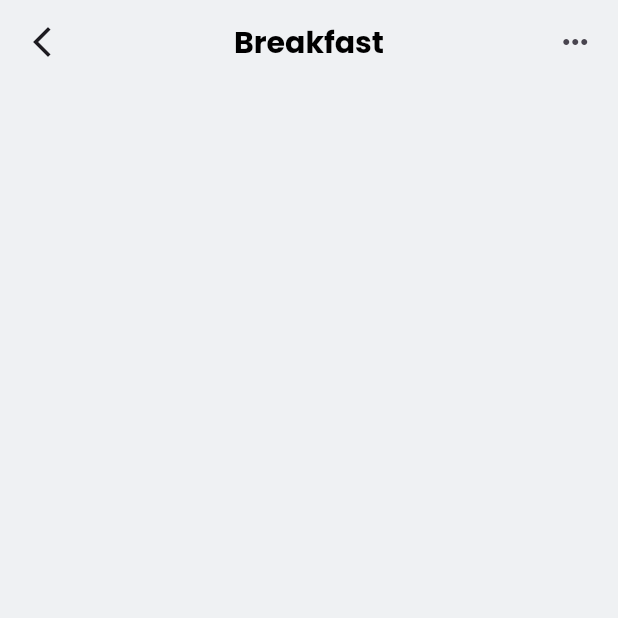
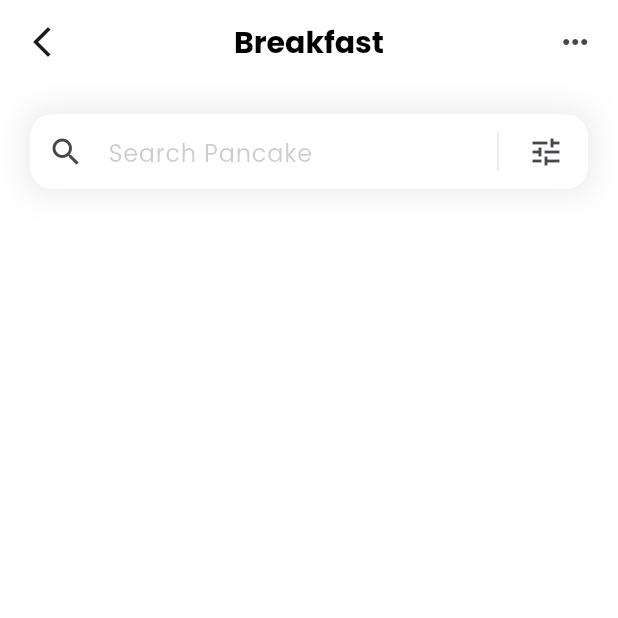
Before and after one commit to dudeel/CalorieCounter, a Flutter app: the screen it shows after launch, on a phone screen of 412 x 824 dp, the top half of it. Run offline on Flutter 3.47's test engine with Material 2 defaults, Android fonts, the phone set to English and light mode, and no system bars.

Commit message:
HomeScreen, add serach line

```diff
--- a/lib/core/ui/theme/theme.dart
+++ b/lib/core/ui/theme/theme.dart
@@ -4,9 +4,9 @@ const primaryColor = Color(0xFF8F6BF2);
 
 final themeData = ThemeData(
   primaryColor: primaryColor,
-  scaffoldBackgroundColor: const Color(0xFFEFF1F3),
+  scaffoldBackgroundColor: Colors.white,
   appBarTheme: const AppBarTheme(
-    backgroundColor: Color(0xFFEFF1F3),
+    backgroundColor: Colors.white,
   ),
   fontFamily: 'Poppins',
   useMaterial3: true,
--- a/lib/features/home/home.dart
+++ b/lib/features/home/home.dart
@@ -1 +1,2 @@
 export 'view/view.dart';
+export 'widgets/widgets.dart';
--- a/lib/features/home/view/home_screen.dart
+++ b/lib/features/home/view/home_screen.dart
@@ -1,17 +1,14 @@
+import 'package:calorie_counter/features/home/widgets/widgets.dart';
 import 'package:flutter/material.dart';
 
-class HomePage extends StatefulWidget {
+class HomePage extends StatelessWidget {
   const HomePage({super.key});
 
-  @override
-  State<HomePage> createState() => _HomePageState();
-}
-
-class _HomePageState extends State<HomePage> {
   @override
   Widget build(BuildContext context) {
     return Scaffold(
       appBar: appBar(),
+      body: const SearchLine(),
     );
   }
 
--- /dev/null
+++ b/lib/features/home/widgets/search_line.dart
@@ -0,0 +1,78 @@
+import 'package:flutter/material.dart';
+
+class SearchLine extends StatelessWidget {
+  const SearchLine({
+    super.key,
+  });
+
+  @override
+  Widget build(BuildContext context) {
+    final theme = Theme.of(context);
+    return Column(
+      children: [
+        Container(
+          height: 50,
+          margin: const EdgeInsets.only(
+            top: 20,
+            left: 20,
+            right: 20,
+          ),
+          decoration: BoxDecoration(
+            boxShadow: [
+              BoxShadow(
+                color: Colors.black.withOpacity(0.1),
+                blurRadius: 20,
+                spreadRadius: 0.0,
+              ),
+            ],
+          ),
+          child: TextField(
+            textAlignVertical: TextAlignVertical.bottom,
+            decoration: InputDecoration(
+                prefixIcon: const Padding(
+                  padding: EdgeInsets.all(12.0),
+                  child: Icon(
+                    Icons.search,
+                  ),
+                ),
+                suffixIcon: SizedBox(
+                  width: 100,
+                  child: Row(
+                    mainAxisAlignment: MainAxisAlignment.end,
+                    children: [
+                      VerticalDivider(
+                        color: Colors.black.withOpacity(0.5),
+                        thickness: 0.2,
+                        indent: 12,
+                        endIndent: 12,
+                      ),
+                      InkWell(
+                        onTap: () {},
+                        child: const Padding(
+                          padding: EdgeInsets.all(12.0),
+                          child: Icon(
+                            Icons.tune,
+                          ),
+                        ),
+                      ),
+                      const SizedBox(width: 4),
+                    ],
+                  ),
+                ),
+                hintText: 'Search Pancake',
+                hintStyle: TextStyle(
+                  color: theme.hintColor.withOpacity(0.2),
+                  fontSize: 16,
+                ),
+                filled: true,
+                fillColor: Colors.white,
+                border: OutlineInputBorder(
+                  borderRadius: BorderRadius.circular(15),
+                  borderSide: BorderSide.none,
+                )),
+          ),
+        ),
+      ],
+    );
+  }
+}
--- /dev/null
+++ b/lib/features/home/widgets/widgets.dart
@@ -0,0 +1 @@
+export 'search_line.dart';
```
Also changed, not shown: assets/icons/arrow_back.svg (deleted), assets/icons/dots.svg (deleted).
